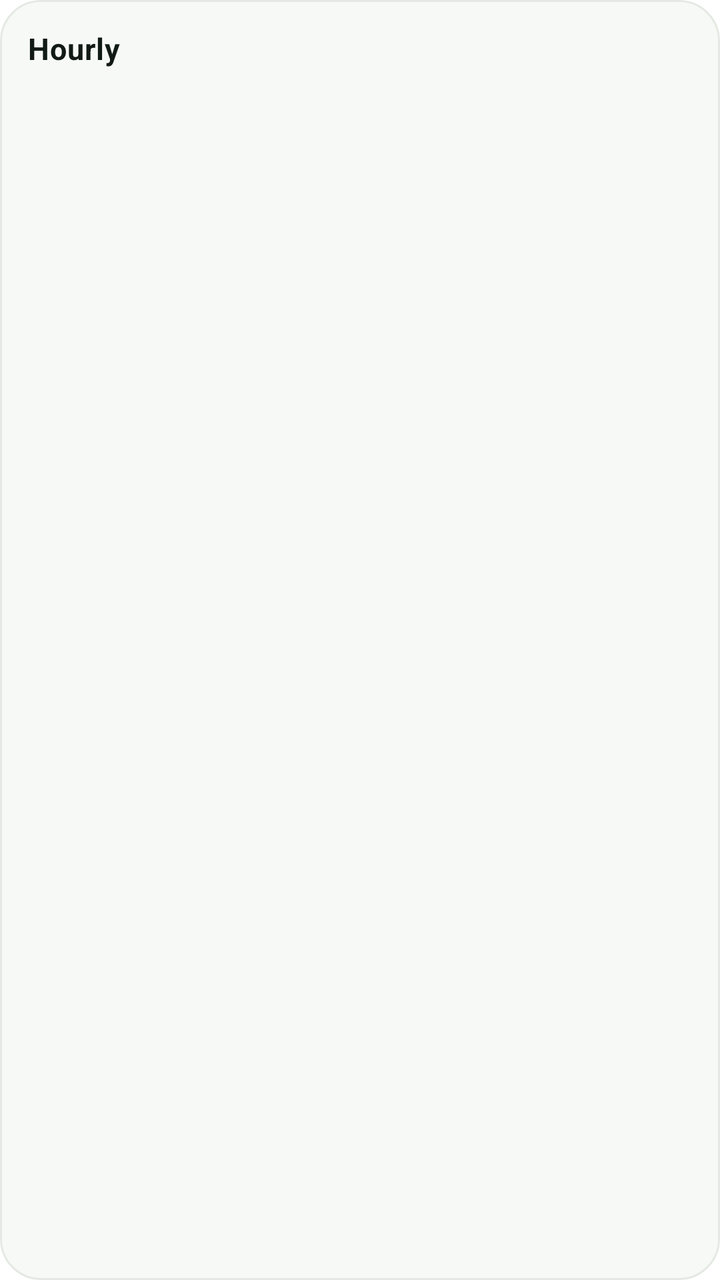
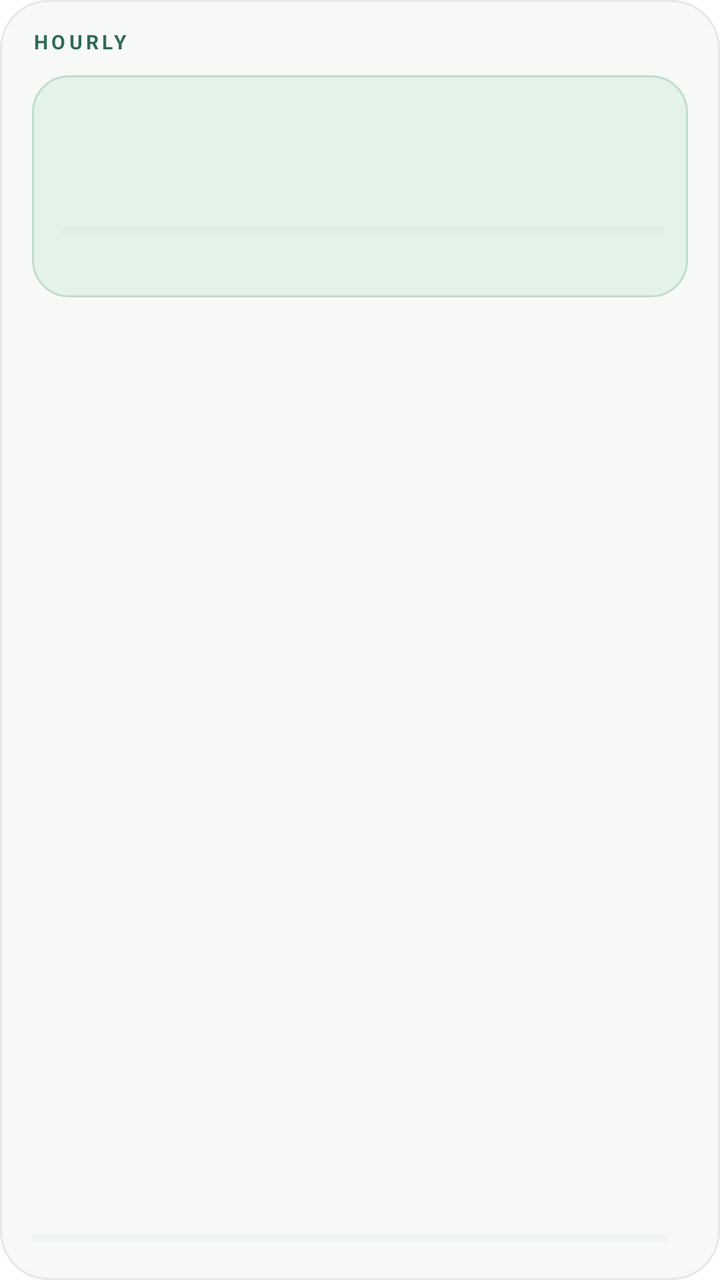

Screens rendered from an Android XML layout before and after an edit, with the pre-edit source and the edit as a unified diff.
<!-- AndroidManifest.xml: fallback theme Theme.MaterialComponents.DayNight.NoActionBar -->
<!-- res/layout/hourly_widget.xml -->
<?xml version="1.0" encoding="utf-8"?>
<LinearLayout xmlns:android="http://schemas.android.com/apk/res/android"
    android:layout_width="match_parent"
    android:layout_height="match_parent"
    android:background="@drawable/bg_widget"
    android:orientation="vertical"
    android:padding="14dp">

    <LinearLayout
        android:layout_width="match_parent"
        android:layout_height="wrap_content"
        android:orientation="horizontal"
        android:gravity="center_vertical">

        <TextView
            android:id="@+id/widget_title"
            android:layout_width="0dp"
            android:layout_height="wrap_content"
            android:layout_weight="1"
            android:text="@string/app_name"
            android:textColor="@color/widget_text"
            android:textSize="15sp"
            android:textStyle="bold"
            android:letterSpacing="0.02" />

        <TextView
            android:id="@+id/widget_day"
            android:layout_width="wrap_content"
            android:layout_height="wrap_content"
            android:textColor="@color/widget_muted"
            android:textSize="11sp" />
    </LinearLayout>

    <TextView
        android:id="@+id/widget_progress"
        android:layout_width="match_parent"
        android:layout_height="wrap_content"
        android:layout_marginTop="2dp"
        android:textColor="@color/widget_muted"
        android:textSize="11sp" />

    <LinearLayout
        android:id="@+id/slot_container"
        android:layout_width="match_parent"
        android:layout_height="wrap_content"
        android:layout_marginTop="8dp"
        android:orientation="vertical" />
</LinearLayout>
<!-- resources referenced by this layout -->
<resources>
  <color name="widget_muted">#68786D</color>
  <color name="widget_text">#121A15</color>
  <!-- drawable bg_widget (drawable) -->
  <?xml version="1.0" encoding="utf-8"?>
  <shape xmlns:android="http://schemas.android.com/apk/res/android"
      android:shape="rectangle">
      <solid android:color="@color/widget_background" />
      <corners android:radius="20dp" />
      <stroke
          android:width="1dp"
          android:color="@color/widget_stroke" />
  </shape>
  <string name="app_name">Hourly</string>
  <color name="widget_background">#F7F9F6</color>
  <color name="widget_stroke">#E4EAE3</color>
</resources>

<!-- the commit's change to res/layout/hourly_widget.xml (unified diff, before → after) -->
@@ -4,45 +4,184 @@
     android:layout_height="match_parent"
     android:background="@drawable/bg_widget"
     android:orientation="vertical"
-    android:padding="14dp">
+    android:paddingStart="16dp"
+    android:paddingTop="14dp"
+    android:paddingEnd="16dp"
+    android:paddingBottom="14dp">
 
+    
     <LinearLayout
         android:layout_width="match_parent"
         android:layout_height="wrap_content"
-        android:orientation="horizontal"
-        android:gravity="center_vertical">
+        android:gravity="center_vertical"
+        android:orientation="horizontal">
 
         <TextView
-            android:id="@+id/widget_title"
+            android:id="@+id/widget_brand"
             android:layout_width="0dp"
             android:layout_height="wrap_content"
             android:layout_weight="1"
-            android:text="@string/app_name"
-            android:textColor="@color/widget_text"
-            android:textSize="15sp"
-            android:textStyle="bold"
-            android:letterSpacing="0.02" />
+            android:letterSpacing="0.18"
+            android:text="@string/widget_brand"
+            android:textColor="@color/widget_accent"
+            android:textSize="10sp"
+            android:textStyle="bold" />
 
         <TextView
             android:id="@+id/widget_day"
             android:layout_width="wrap_content"
             android:layout_height="wrap_content"
+            android:letterSpacing="0.1"
             android:textColor="@color/widget_muted"
-            android:textSize="11sp" />
+            android:textSize="10sp"
+            android:textStyle="bold" />
     </LinearLayout>
 
-    <TextView
-        android:id="@+id/widget_progress"
+    
+    <LinearLayout
+        android:id="@+id/hero_card"
         android:layout_width="match_parent"
         android:layout_height="wrap_content"
-        android:layout_marginTop="2dp"
-        android:textColor="@color/widget_muted"
-        android:textSize="11sp" />
+        android:layout_marginTop="10dp"
+        android:background="@drawable/bg_widget_hero_active"
+        android:orientation="vertical"
+        android:paddingStart="14dp"
+        android:paddingTop="12dp"
+        android:paddingEnd="12dp"
+        android:paddingBottom="12dp">
+
+        <LinearLayout
+            android:layout_width="match_parent"
+            android:layout_height="wrap_content"
+            android:gravity="center_vertical"
+            android:orientation="horizontal">
+
+            <TextView
+                android:id="@+id/hero_time"
+                android:layout_width="0dp"
+                android:layout_height="wrap_content"
+                android:layout_weight="1"
+                android:fontFeatureSettings="tnum"
+                android:includeFontPadding="false"
+                android:letterSpacing="-0.02"
+                android:textColor="@color/widget_text"
+                android:textSize="26sp"
+                android:textStyle="bold" />
+
+            <TextView
+                android:id="@+id/hero_chip"
+                android:layout_width="wrap_content"
+                android:layout_height="wrap_content"
+                android:background="@drawable/bg_widget_chip_active"
+                android:letterSpacing="0.1"
+                android:paddingStart="10dp"
+                android:paddingTop="4dp"
+                android:paddingEnd="10dp"
+                android:paddingBottom="4dp"
+                android:textColor="@color/widget_active_text"
+                android:textSize="9sp"
+                android:textStyle="bold" />
+        </LinearLayout>
+
+        <TextView
+            android:id="@+id/hero_text"
+            android:layout_width="match_parent"
+            android:layout_height="wrap_content"
+            android:layout_marginTop="4dp"
+            android:ellipsize="end"
+            android:includeFontPadding="false"
+            android:maxLines="2"
+            android:textColor="@color/widget_text"
+            android:textSize="16sp"
+            android:textStyle="bold" />
+
+        <ProgressBar
+            android:id="@+id/hero_progress"
+            style="?android:attr/progressBarStyleHorizontal"
+            android:layout_width="match_parent"
+            android:layout_height="5dp"
+            android:layout_marginTop="10dp"
+            android:max="60"
+            android:progress="0"
+            android:progressBackgroundTint="@color/widget_track"
+            android:progressTint="@color/widget_progress_fill" />
+
+        <TextView
+            android:id="@+id/hero_meta"
+            android:layout_width="match_parent"
+            android:layout_height="wrap_content"
+            android:layout_marginTop="6dp"
+            android:ellipsize="end"
+            android:includeFontPadding="false"
+            android:maxLines="1"
+            android:textColor="@color/widget_muted"
+            android:textSize="10.5sp" />
+    </LinearLayout>
+
+    
+    <LinearLayout
+        android:id="@+id/widget_next"
+        android:layout_width="match_parent"
+        android:layout_height="wrap_content"
+        android:layout_marginTop="9dp"
+        android:gravity="center_vertical"
+        android:orientation="horizontal">
+
+        <TextView
+            android:id="@+id/widget_next_label"
+            android:layout_width="wrap_content"
+            android:layout_height="wrap_content"
+            android:letterSpacing="0.12"
+            android:textColor="@color/widget_muted"
+            android:textSize="9sp"
+            android:textStyle="bold" />
+
+        <TextView
+            android:id="@+id/widget_next_text"
+            android:layout_width="0dp"
+            android:layout_height="wrap_content"
+            android:layout_marginStart="8dp"
+            android:layout_weight="1"
+            android:ellipsize="end"
+            android:maxLines="1"
+            android:textColor="@color/widget_text"
+            android:textSize="12sp" />
+    </LinearLayout>
 
     <LinearLayout
         android:id="@+id/slot_container"
         android:layout_width="match_parent"
+        android:layout_height="0dp"
+        android:layout_marginTop="2dp"
+        android:layout_weight="1"
+        android:orientation="vertical" />
+
+    
+    <LinearLayout
+        android:layout_width="match_parent"
         android:layout_height="wrap_content"
-        android:layout_marginTop="8dp"
-        android:orientation="vertical" />
+        android:layout_marginTop="4dp"
+        android:gravity="center_vertical"
+        android:orientation="horizontal">
+
+        <ProgressBar
+            android:id="@+id/widget_day_progress"
+            style="?android:attr/progressBarStyleHorizontal"
+            android:layout_width="0dp"
+            android:layout_height="4dp"
+            android:layout_weight="1"
+            android:max="100"
+            android:progress="0"
+            android:progressBackgroundTint="@color/widget_track"
+            android:progressTint="@color/widget_done_text" />
+
+        <TextView
+            android:id="@+id/widget_progress"
+            android:layout_width="wrap_content"
+            android:layout_height="wrap_content"
+            android:layout_marginStart="10dp"
+            android:letterSpacing="0.02"
+            android:textColor="@color/widget_muted"
+            android:textSize="10sp" />
+    </LinearLayout>
 </LinearLayout>
<!-- resource entries referenced after the edit -->
@@ -1,19 +1,43 @@
 <!-- resources referenced by this layout -->
 <resources>
-  <color name="widget_muted">#68786D</color>
+  <color name="widget_accent">#2F6B57</color>
+  <color name="widget_active_text">#1F7A4C</color>
+  <color name="widget_done_text">#B3261E</color>
+  <color name="widget_muted">#52625A</color>
+  <color name="widget_progress_fill">#4C6F60</color>
   <color name="widget_text">#121A15</color>
+  <color name="widget_track">#DCE6DE</color>
   <!-- drawable bg_widget (drawable) -->
   <?xml version="1.0" encoding="utf-8"?>
   <shape xmlns:android="http://schemas.android.com/apk/res/android"
       android:shape="rectangle">
       <solid android:color="@color/widget_background" />
-      <corners android:radius="20dp" />
+      <corners android:radius="24dp" />
       <stroke
           android:width="1dp"
           android:color="@color/widget_stroke" />
   </shape>
-  <string name="app_name">Hourly</string>
+  <!-- drawable bg_widget_chip_active (drawable) -->
+  <?xml version="1.0" encoding="utf-8"?>
+  <shape xmlns:android="http://schemas.android.com/apk/res/android"
+      android:shape="rectangle">
+      <solid android:color="@color/widget_active_bg" />
+      <corners android:radius="20dp" />
+  </shape>
+  <!-- drawable bg_widget_hero_active (drawable) -->
+  <?xml version="1.0" encoding="utf-8"?>
+  <shape xmlns:android="http://schemas.android.com/apk/res/android"
+      android:shape="rectangle">
+      <solid android:color="@color/widget_active_bg" />
+      <corners android:radius="18dp" />
+      <stroke
+          android:width="1dp"
+          android:color="@color/widget_active_stroke" />
+  </shape>
+  <string name="widget_brand">HOURLY</string>
   <color name="widget_background">#F7F9F6</color>
   <color name="widget_stroke">#E4EAE3</color>
+  <color name="widget_active_bg">#E3F3E9</color>
+  <color name="widget_active_stroke">#C2DDCB</color>
 </resources>
 
